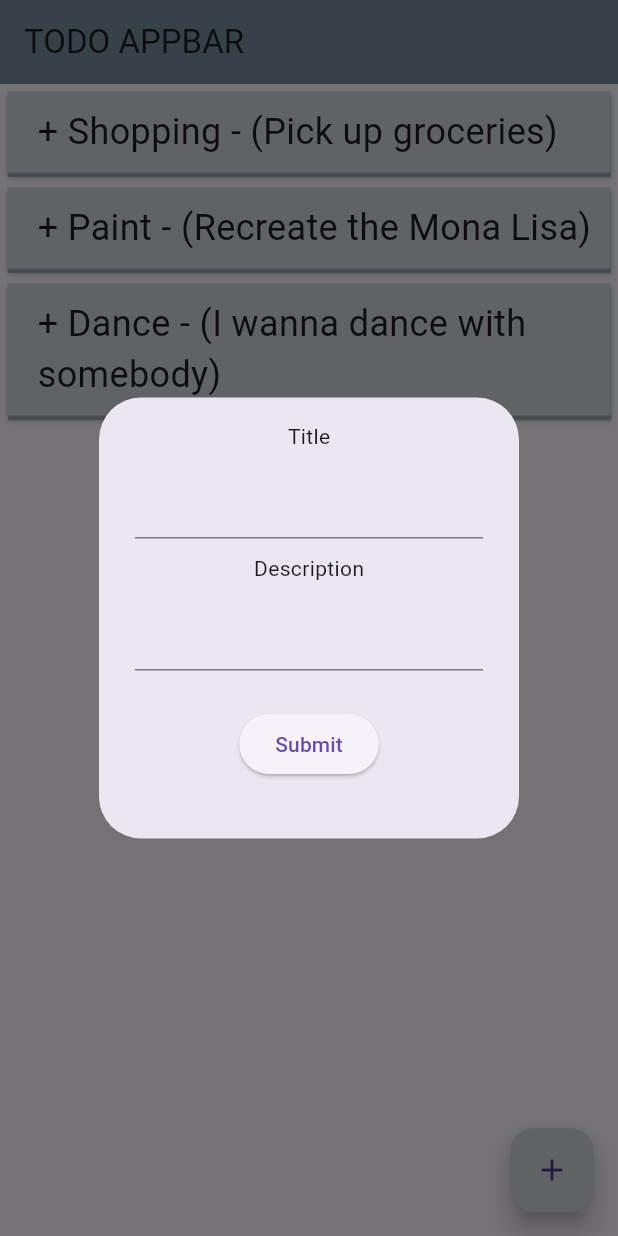
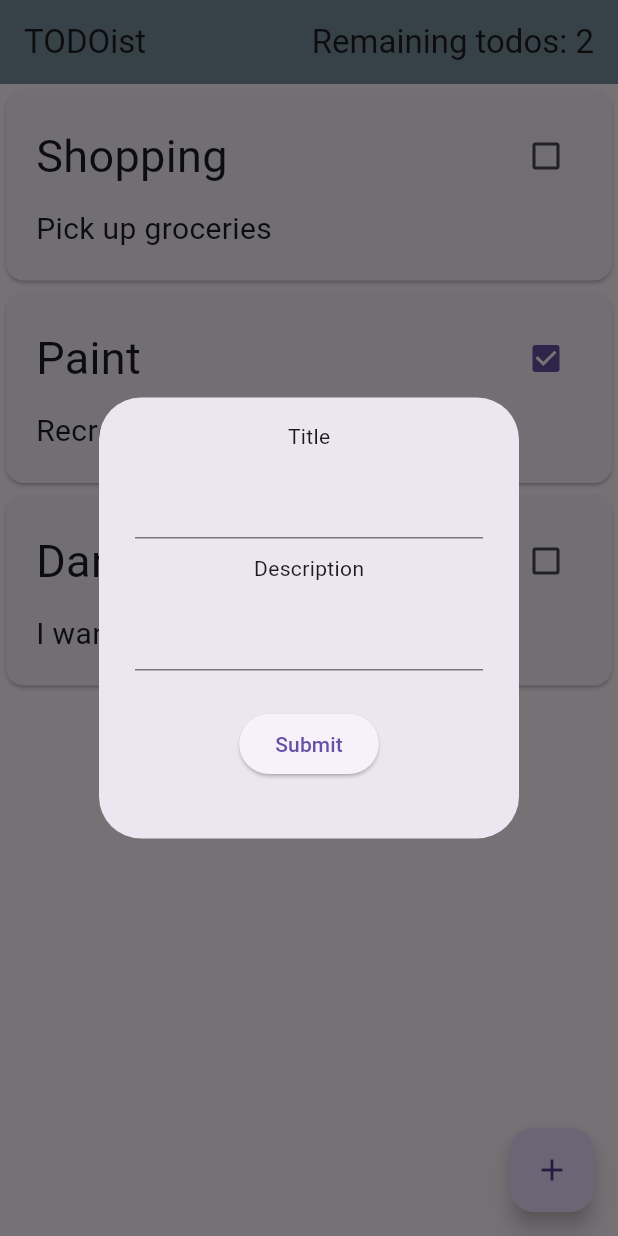
Before and after one commit to ST4T1K-VOID/Flutter-TodoApp, a Flutter app: the screen it shows after launch, after a tap on the "add" icon, on a phone screen of 412 x 824 dp. Run offline on Flutter 3.47's test engine with Material 3 defaults, Android fonts, the phone set to English and light mode, and no system bars.

Commit message:
feat: intergrate provider and todo_list model

```diff
--- a/lib/main.dart
+++ b/lib/main.dart
@@ -1,8 +1,16 @@
 import 'package:flutter/material.dart';
+import 'package:flutter_todo/views/todo_widget.dart';
+import 'package:provider/provider.dart';
+import './models/todo_list.dart';
 import './models/todo.dart';
 
 void main() {
-  runApp(TodoApp());
+  runApp(
+    ChangeNotifierProvider(
+      create: (context) => TodoList(),
+      child: const TodoApp(),
+    ),
+  );
 }
 
 class TodoApp extends StatelessWidget {
@@ -29,18 +37,11 @@ class _TodoHomePageState extends State<TodoHomePage> {
   final TextEditingController _controlName = TextEditingController();
   final TextEditingController _controlDescription = TextEditingController();
 
-  //todo data
-  final List<Todo> todos = <Todo>[
-    Todo(name: "Shopping", description: "Pick up groceries"),
-    Todo(name: "Paint", description: "Recreate the Mona Lisa"),
-    Todo(name: "Dance", description: "I wanna dance with somebody"),
-  ];
-
   //add todo pop-up form
   _openAddTodo() {
     showDialog(
       context: context,
-      builder: (BuildContext context) {
+      builder: (context) {
         return AlertDialog(
           content: Column(
             spacing: 10,
@@ -55,7 +56,8 @@ class _TodoHomePageState extends State<TodoHomePage> {
                 child: ElevatedButton(
                   onPressed: () {
                     setState(() {
-                      todos.add(
+                      //???????
+                      TodoList().add(
                         Todo(
                           name: _controlName.text,
                           description: _controlDescription.text,
@@ -80,31 +82,29 @@ class _TodoHomePageState extends State<TodoHomePage> {
       floatingActionButton: FloatingActionButton(
         onPressed: _openAddTodo,
         child: Icon(Icons.add),
-        backgroundColor: Colors.blueGrey[100],
       ),
       appBar: AppBar(
-        title: Text('TODO APPBAR'),
+        title: Row(
+          mainAxisAlignment: MainAxisAlignment.spaceBetween,
+          children: [
+            const Text("TODOist"),
+            Consumer<TodoList>(
+              builder: (context, model, child) => (Text(
+                "Remaining todos: ${model.todos.where((todo) => todo.complete == false).length}",
+              )),
+            ),
+          ],
+        ),
         backgroundColor: Colors.blueGrey[400],
       ),
       body: Center(
-        child: ListView.builder(
-          itemCount: todos.length,
-          itemBuilder: (BuildContext context, int i) {
-            return Container(
-              margin: EdgeInsets.all(5),
-              padding: const EdgeInsets.fromLTRB(20, 10, 5, 10),
-              decoration: BoxDecoration(
-                color: Colors.blueGrey[100],
-                boxShadow: [
-                  BoxShadow(
-                    offset: Offset(0, 3),
-                    blurRadius: 2.0,
-                    blurStyle: BlurStyle.solid,
-                    color: const Color.fromARGB(128, 63, 84, 95),
-                  ),
-                ],
-              ),
-              child: Text(style: TextStyle(fontSize: 24), todos[i].toString()),
+        child: Consumer<TodoList>(
+          builder: (context, model, child) {
+            return ListView.builder(
+              itemCount: model.todoCount,
+              itemBuilder: (BuildContext context, int i) {
+                return TodoWidget(todo: model.todos[i]);
+              },
             );
           },
         ),
--- a/lib/models/todo.dart
+++ b/lib/models/todo.dart
@@ -8,6 +8,14 @@ class Todo {
   @override
   String toString() {
     // cocncatenates `name` and `description` properties together
-    return "+ $name - ($description)";
+    return "$name - ($description)";
+  }
+
+  Todo copyWith({String? name, String? description, bool? complete}) {
+    return Todo(
+      name: name ?? this.name,
+      description: description ?? this.description,
+      complete: complete ?? this.complete,
+    );
   }
 }
--- a/lib/models/todo_list.dart
+++ b/lib/models/todo_list.dart
@@ -1,10 +1,14 @@
 import 'dart:collection';
 
 import 'package:flutter/material.dart';
-import './Todo.dart';
+import './todo.dart';
 
 class TodoList extends ChangeNotifier {
-  final List<Todo> _todos = [];
+  final List<Todo> _todos = [
+    Todo(name: "Shopping", description: "Pick up groceries"),
+    Todo(name: "Paint", description: "Recreate the Mona Lisa", complete: true),
+    Todo(name: "Dance", description: "I wanna dance with somebody"),
+  ];
 
   //getters
 
@@ -20,7 +24,11 @@ class TodoList extends ChangeNotifier {
   }
 
   void updateTodo(Todo todo) {
-    int todoindex = _todos.indexOf(todo);
+    Todo listTodo = _todos.firstWhere((t) => t.name == todo.name);
+    print(listTodo);
+
+    int todoindex = _todos.indexOf(listTodo);
+    print(todoindex);
     _todos[todoindex] = todo;
     // _todos.replaceRange(todoindex, todoindex, [todo]);
     notifyListeners();
--- /dev/null
+++ b/lib/views/todo_widget.dart
@@ -0,0 +1,62 @@
+import 'package:flutter/material.dart';
+import 'package:flutter_todo/models/todo_list.dart';
+import 'package:provider/provider.dart';
+import '../models/todo.dart';
+
+class TodoWidget extends StatefulWidget {
+  final Todo todo;
+  const TodoWidget({super.key, required this.todo});
+
+  @override
+  State<TodoWidget> createState() => _TodoWidgetState();
+}
+
+class _TodoWidgetState extends State<TodoWidget> {
+  @override
+  Widget build(BuildContext context) {
+    return Card(
+      child: Padding(
+        padding: const EdgeInsets.all(20.0),
+        child: Column(
+          crossAxisAlignment: CrossAxisAlignment.start,
+          spacing: 10,
+          children: [
+            Row(
+              mainAxisAlignment: MainAxisAlignment.spaceBetween,
+              children: [
+                Text(widget.todo.name, style: TextStyle(fontSize: 30)),
+                Checkbox(
+                  value: widget.todo.complete,
+                  onChanged: (value) {
+                    Provider.of<TodoList>(
+                      context,
+                      listen: false,
+                    ).updateTodo(widget.todo.copyWith(complete: value));
+                  },
+                ),
+              ],
+            ),
+            Text(style: TextStyle(fontSize: 20), widget.todo.description),
+          ],
+        ),
+      ),
+    );
+  }
+}
+
+// Container(
+//       margin: EdgeInsets.all(5),
+//       padding: const EdgeInsets.fromLTRB(20, 10, 5, 10),
+//       decoration: BoxDecoration(
+//         color: Colors.grey[200],
+//         boxShadow: [
+//           BoxShadow(
+//             offset: Offset(0, 5),
+//             blurRadius: 2.0,
+//             blurStyle: BlurStyle.solid,
+//             color: const Color.fromARGB(128, 94, 94, 94),
+//           ),
+//         ],
+//       ),
+//       child: Text(style: TextStyle(fontSize: 24), widget.todo.toString()),
+//     );
--- a/pubspec.yaml
+++ b/pubspec.yaml
@@ -30,6 +30,8 @@ environment:
 dependencies:
   flutter:
     sdk: flutter
+
+  provider: ^6.1.5+1
 
   # The following adds the Cupertino Icons font to your application.
   # Use with the CupertinoIcons class for iOS style icons.
```
Also changed, not shown: pubspec.lock.
